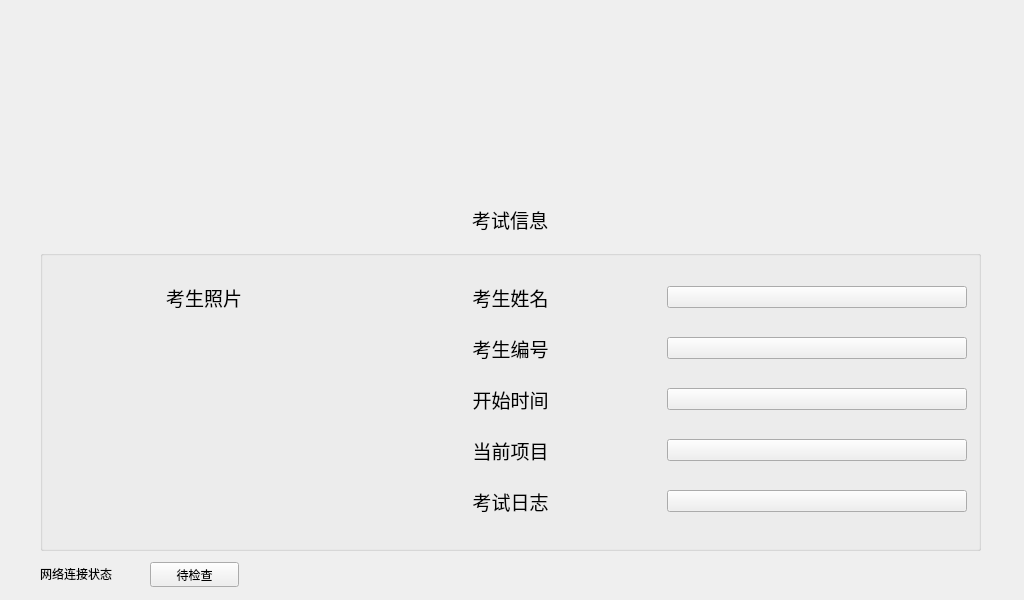
hlm12348765/QT, file Blackbox/kaoshi.ui: the form before one commit.
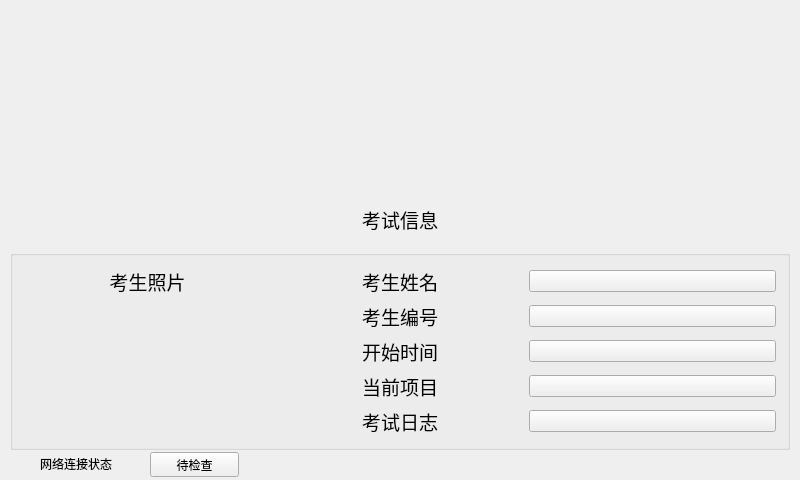
The form after the commit. Icons and pictures are not drawn.

What changed in the file:
```diff
--- a/Blackbox/kaoshi.ui
+++ b/Blackbox/kaoshi.ui
@@ -6,8 +6,8 @@
    <rect>
     <x>0</x>
     <y>0</y>
-    <width>1024</width>
-    <height>600</height>
+    <width>800</width>
+    <height>480</height>
    </rect>
   </property>
   <property name="windowTitle">
@@ -18,8 +18,8 @@
     <rect>
      <x>10</x>
      <y>10</y>
-     <width>1000</width>
-     <height>190</height>
+     <width>780</width>
+     <height>160</height>
     </rect>
    </property>
    <property name="text">
@@ -31,7 +31,7 @@
     <rect>
      <x>10</x>
      <y>200</y>
-     <width>1000</width>
+     <width>780</width>
      <height>40</height>
     </rect>
    </property>
@@ -43,7 +43,7 @@
    <property name="geometry">
     <rect>
      <x>40</x>
-     <y>564</y>
+     <y>454</y>
      <width>90</width>
      <height>20</height>
     </rect>
@@ -56,7 +56,7 @@
    <property name="geometry">
     <rect>
      <x>150</x>
-     <y>562</y>
+     <y>452</y>
      <width>89</width>
      <height>25</height>
     </rect>
@@ -68,10 +68,10 @@
   <widget class="QGroupBox" name="groupBox">
    <property name="geometry">
     <rect>
-     <x>40</x>
+     <x>10</x>
      <y>250</y>
-     <width>941</width>
-     <height>301</height>
+     <width>780</width>
+     <height>200</height>
     </rect>
    </property>
    <layout class="QGridLayout" name="gridLayout">
```
